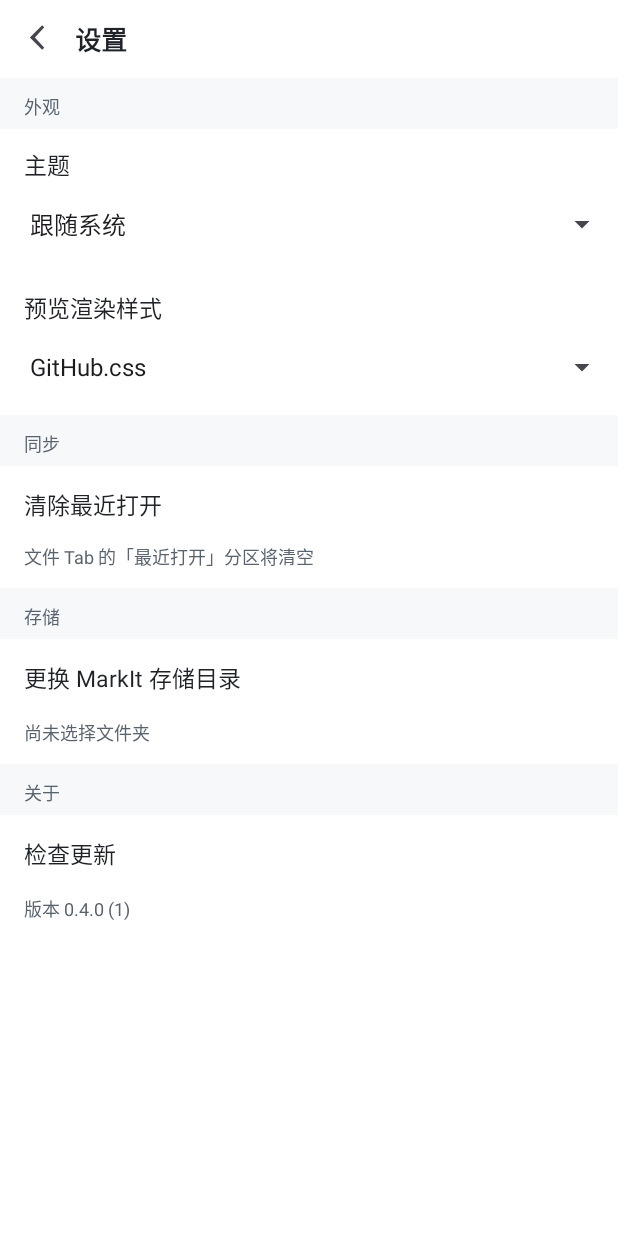
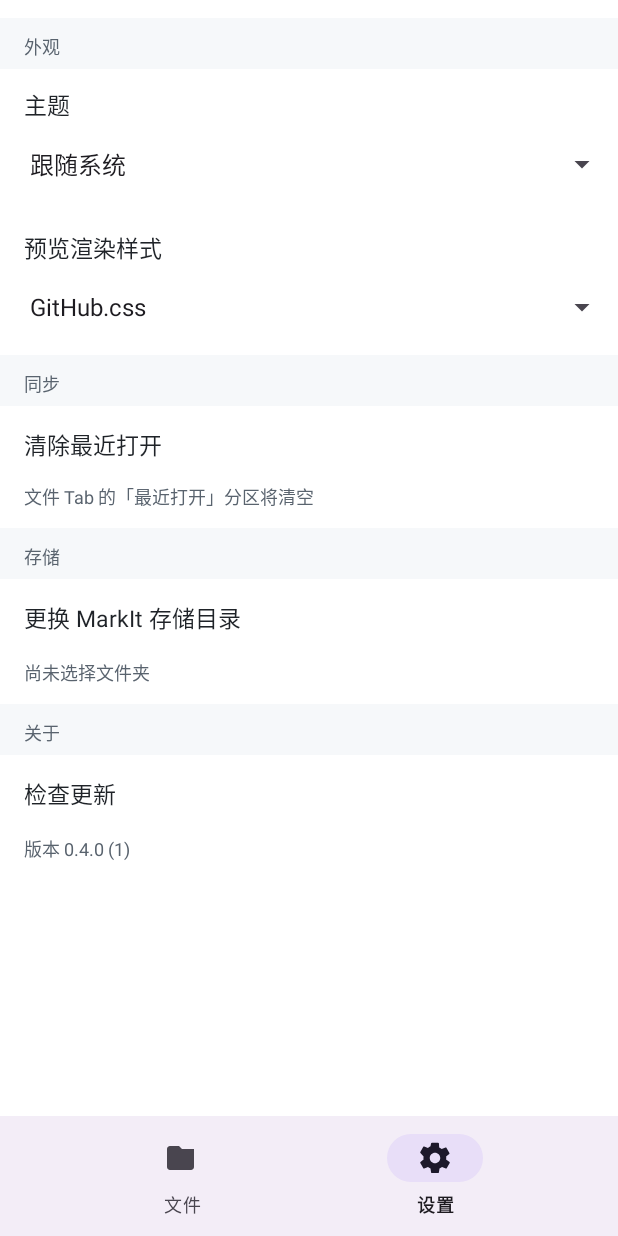
Before and after one commit to debugly/markIt, an Android app: the screen it shows after launch (MainActivity), item 2 of the bottom bar chosen, on a phone screen of 412 x 824 dp. Run offline under Robolectric (Android 15) with nearby library versions, the light colour scheme and no system bars.

Commit message:
make settings a tab and stop folder names sitting high
Settings had a toolbar of its own and no tab bar, which is backwards: it
is reached from the tab bar, and hiding the bar that got you there left
the back arrow as the only way out. It is now a tab -- no toolbar, tab
bar stays, and it is not on the back stack, because a tab is a peer of
the file list rather than a step forward from it.

Replacing it with the file list does not go through the back stack, since
there is nothing pushed to pop. The settings fragment stayed in the
container and kept drawing over the list until this was handled, so
tapping the Files tab did nothing visible.

Folder rows were misaligned: metaFor returns an empty string for a
folder, but the TextView stayed VISIBLE and reserved its line plus a 2dp
top margin, so the name sat above the icon's centre instead of on it.
Hiding it when there is nothing to say lines the two up exactly -- both
rows measure 0.0px off on the emulator.

```diff
--- a/android/app/src/main/java/com/debugly/markit/ui/FileListAdapter.kt
+++ b/android/app/src/main/java/com/debugly/markit/ui/FileListAdapter.kt
@@ -84,7 +84,14 @@ class FileListAdapter(
                 else R.drawable.bg_icon_file
             )
             name.text = node.displayName
-            meta.text = metaFor(node)
+
+            // Folders have no size or date, so metaFor returns an empty string.
+            // Leaving the view VISIBLE reserves its line plus its top margin and
+            // the folder name ends up sitting high, off the icon's centre. Hide
+            // it when there is nothing to say.
+            val metaText = metaFor(node)
+            meta.text = metaText
+            meta.visibility = if (metaText.isEmpty()) View.GONE else View.VISIBLE
 
             badge.visibility = if (badgeText != null) View.VISIBLE else View.GONE
             badge.text = badgeText
--- a/android/app/src/main/java/com/debugly/markit/ui/MainActivity.kt
+++ b/android/app/src/main/java/com/debugly/markit/ui/MainActivity.kt
@@ -131,11 +131,9 @@ class MainActivity : AppCompatActivity(), BrowseFragment.Host, SettingsFragment.
      */
     // ---- SettingsFragment.Host ----------------------------------------------
 
-    override fun onCloseSettings() {
-        supportFragmentManager.popBackStack()
-        showChrome(true)
-        load()
-    }
+    /** No-op: the tab bar is the way out now. Kept so the fragment can keep
+     *  asking without caring how the Activity decides to leave. */
+    override fun onCloseSettings() = showFiles()
 
     /** The settings screen delegates the folder picker here, so it gets the
      *  same confirmation and the same state handling as the startup path. */
@@ -250,8 +248,18 @@ class MainActivity : AppCompatActivity(), BrowseFragment.Host, SettingsFragment.
 
     /** Returns to the vault. Public so the sync screen's back button can call it. */
     fun showFiles() {
+        // Pop first: pushed screens (folder levels, sync) sit on top. The
+        // settings fragment is not among them -- it is a tab, replaced rather
+        // than pushed -- so it is cleared here too, or it keeps drawing over
+        // the file list.
         supportFragmentManager.popBackStack(null, FragmentManager.POP_BACK_STACK_INCLUSIVE)
+        if (supportFragmentManager.findFragmentById(R.id.rootContainer) is SettingsFragment) {
+            supportFragmentManager.beginTransaction()
+                .remove(supportFragmentManager.findFragmentById(R.id.rootContainer)!!)
+                .commitAllowingStateLoss()
+        }
         showChrome(true)
+        showTabBar(true)
         load()
     }
 
@@ -261,6 +269,7 @@ class MainActivity : AppCompatActivity(), BrowseFragment.Host, SettingsFragment.
             .addToBackStack("sync")
             .commitAllowingStateLoss()
         showChrome(false)
+        showTabBar(false)
     }
 
     /**
@@ -276,17 +285,37 @@ class MainActivity : AppCompatActivity(), BrowseFragment.Host, SettingsFragment.
         findViewById<View>(R.id.searchBar).visibility = v
         findViewById<View>(R.id.fileList).visibility = v
         findViewById<View>(R.id.emptyState).visibility = v
-        findViewById<View>(R.id.bottomBar).visibility = v
         fab?.visibility = v
         findViewById<View>(R.id.browseContainer).visibility = v
     }
 
-        private fun showSettings() {
+    /**
+     * The tab bar.
+     *
+     * Separate from [showChrome] because the settings screen is a tab, not a
+     * place navigated to: hiding the bar that got you there leaves no way back
+     * except the tab you pressed, and a screen that came from a tab should keep
+     * it. Only the pushed screens -- folder browsing, sync, the settings
+     * fragment before it was promoted to a tab -- take it away.
+     */
+    private fun showTabBar(visible: Boolean) {
+        findViewById<View>(R.id.bottomBar).visibility =
+            if (visible) View.VISIBLE else View.GONE
+    }
+
+        /**
+     * The settings tab.
+     *
+     * Not pushed on the back stack: a tab is a peer of the file list, not a
+     * step forward from it, so it has no back button to offer and Back should
+     * leave the app rather than undo the tap.
+     */
+    private fun showSettings() {
         supportFragmentManager.beginTransaction()
             .replace(R.id.rootContainer, SettingsFragment.newInstance())
-            .addToBackStack("settings")
             .commitAllowingStateLoss()
         showChrome(false)
+        showTabBar(true)
     }
 
     private fun load() {
--- a/android/app/src/main/java/com/debugly/markit/ui/SettingsFragment.kt
+++ b/android/app/src/main/java/com/debugly/markit/ui/SettingsFragment.kt
@@ -44,10 +44,9 @@ class SettingsFragment : Fragment() {
     ): View {
         val v = inflater.inflate(R.layout.fragment_settings, container, false)
 
-        v.findViewById<View>(R.id.settingsBack).setOnClickListener { host?.onCloseSettings() }
-
-        Insets.apply(v.findViewById(R.id.settingsBar), top = true, horizontal = true)
-        Insets.apply(v.findViewById(R.id.settingsScroll), bottom = true, horizontal = true)
+        // Top inset only: there is no toolbar of our own, and the Activity's
+        // chrome already handles the tab bar at the bottom.
+        Insets.apply(v, top = true, horizontal = true)
 
         setUpThemeSpinner(v.findViewById(R.id.themeRow))
         setUpStyleSpinner(v.findViewById(R.id.styleRow))
--- a/android/app/src/main/res/layout/fragment_settings.xml
+++ b/android/app/src/main/res/layout/fragment_settings.xml
@@ -6,43 +6,16 @@
     android:layout_height="match_parent"
     android:background="@color/bg_canvas">
 
-    <LinearLayout
-        android:id="@+id/settingsBar"
-        android:layout_width="0dp"
-        android:layout_height="wrap_content"
-        android:minHeight="52dp"
-        android:orientation="horizontal"
-        android:gravity="center_vertical"
-        android:background="@color/bg_canvas"
-        android:paddingStart="6dp"
-        android:paddingEnd="16dp"
-        app:layout_constraintTop_toTopOf="parent"
-        app:layout_constraintStart_toStartOf="parent"
-        app:layout_constraintEnd_toEndOf="parent">
-
-        <ImageButton
-            android:id="@+id/settingsBack"
-            android:layout_width="40dp"
-            android:layout_height="40dp"
-            android:src="@drawable/ic_arrow_back"
-            android:background="?android:attr/selectableItemBackgroundBorderless"
-            android:contentDescription="返回" />
-
-        <TextView
-            android:layout_width="wrap_content"
-            android:layout_height="wrap_content"
-            android:layout_marginStart="4dp"
-            android:text="设置"
-            android:textSize="17sp"
-            android:textStyle="bold"
-            android:textColor="@color/fg_default" />
-    </LinearLayout>
-
+    <!-- No toolbar: this is a tab, not a pushed screen. The tab bar at the
+         bottom is how you leave, so a back arrow here would be a second way out
+         that only exists on one of them. -->
     <ScrollView
         android:id="@+id/settingsScroll"
         android:layout_width="0dp"
         android:layout_height="0dp"
-        app:layout_constraintTop_toBottomOf="@id/settingsBar"
+        android:clipToPadding="false"
+        android:paddingTop="12dp"
+        app:layout_constraintTop_toTopOf="parent"
         app:layout_constraintBottom_toBottomOf="parent"
         app:layout_constraintStart_toStartOf="parent"
         app:layout_constraintEnd_toEndOf="parent">
```
